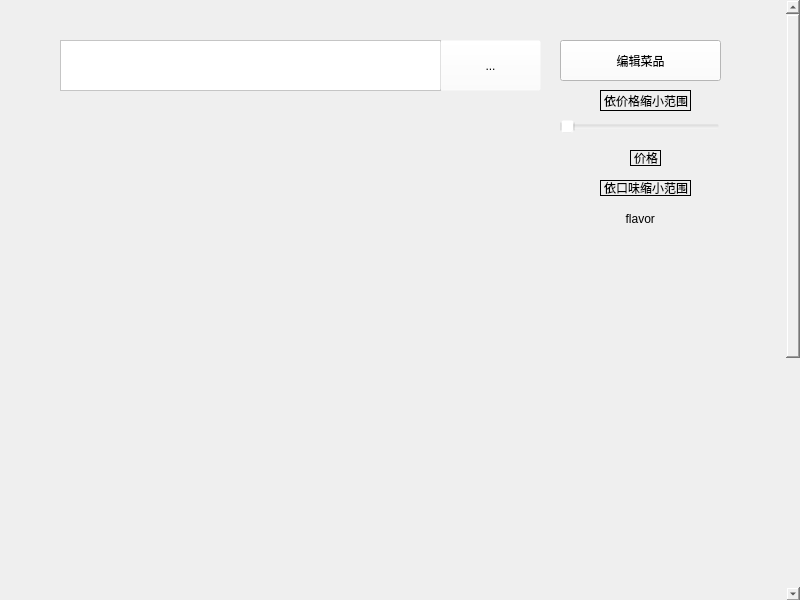
This is mainwindow.ui in MMMonky/WhatToEat as Qt 5 draws it before an edit. The edited form follows.
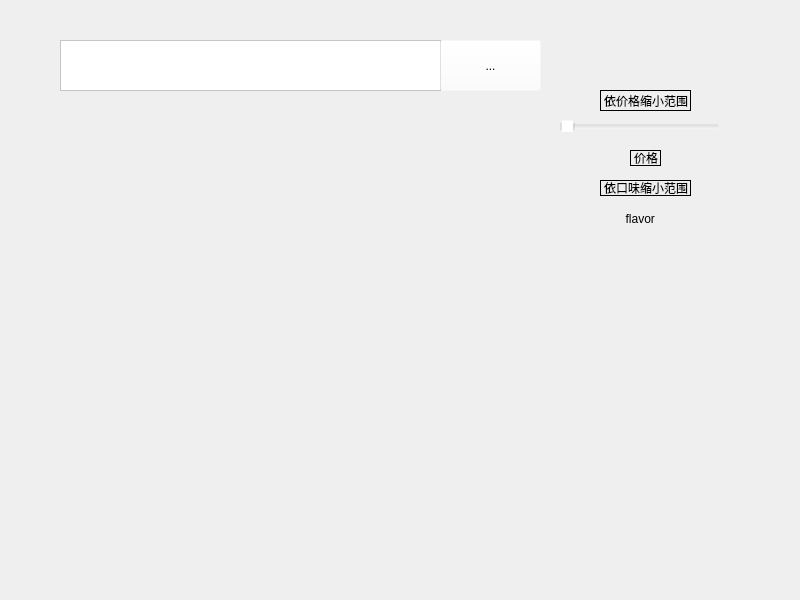
This is the edited form. Icons and pictures are not drawn.

The edit to the form file:
```diff
--- a/mainwindow.ui
+++ b/mainwindow.ui
@@ -48,7 +48,7 @@
      </rect>
     </property>
     <property name="sizePolicy">
-     <sizepolicy hsizetype="Fixed" vsizetype="Expanding">
+     <sizepolicy hsizetype="Expanding" vsizetype="Ignored">
       <horstretch>0</horstretch>
       <verstretch>0</verstretch>
      </sizepolicy>
@@ -82,8 +82,8 @@
       <rect>
        <x>0</x>
        <y>0</y>
-       <width>790</width>
-       <height>1000</height>
+       <width>800</width>
+       <height>601</height>
       </rect>
      </property>
      <property name="sizePolicy">
@@ -95,7 +95,7 @@
      <property name="minimumSize">
       <size>
        <width>0</width>
-       <height>1000</height>
+       <height>600</height>
       </size>
      </property>
      <property name="styleSheet">
@@ -253,22 +253,6 @@
        <number>10</number>
       </property>
      </widget>
-     <widget class="QPushButton" name="editDish">
-      <property name="geometry">
-       <rect>
-        <x>560</x>
-        <y>40</y>
-        <width>161</width>
-        <height>41</height>
-       </rect>
-      </property>
-      <property name="styleSheet">
-       <string notr="true">background-color: rgb(255, 255, 255);</string>
-      </property>
-      <property name="text">
-       <string>编辑菜品</string>
-      </property>
-     </widget>
      <widget class="QToolButton" name="search">
       <property name="geometry">
        <rect>
```
